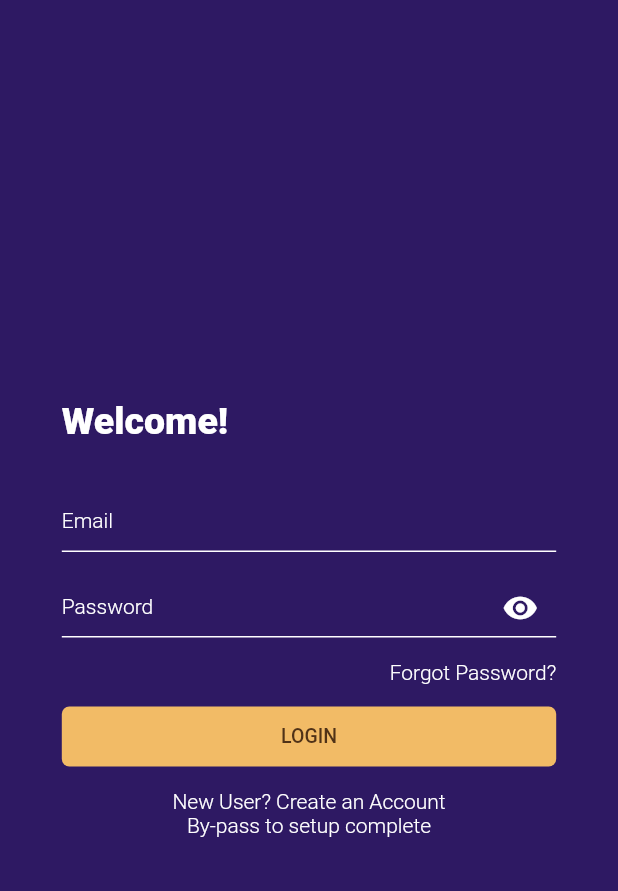
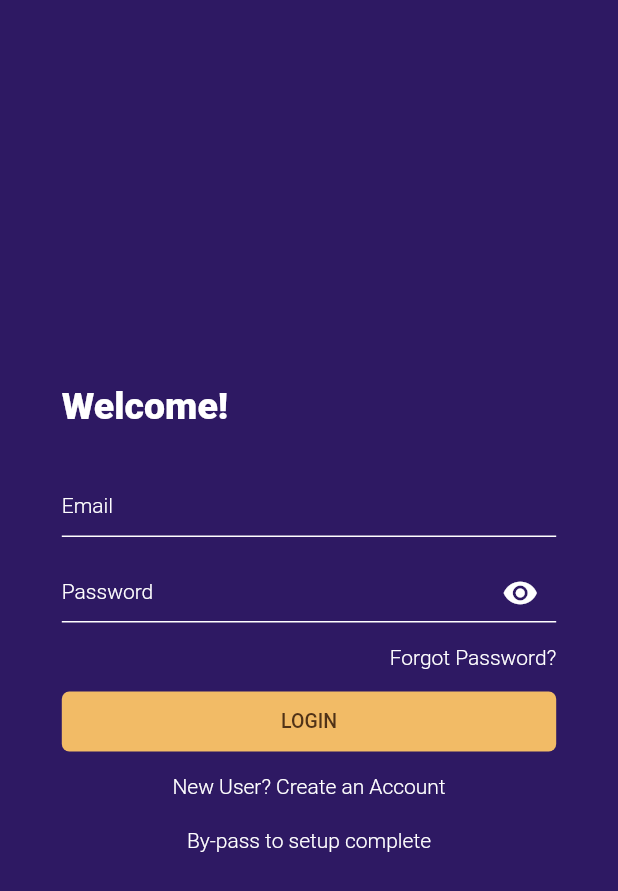
Before and after one commit to medal17/HaggleX, a Flutter app: the screen it shows after launch, on a phone screen of 412 x 824 dp. Shown: the top 891 px of the screen. Run offline on Flutter 3.47's test engine with Material 2 defaults, Android fonts, the phone set to English and light mode, and no system bars; our stand-ins replace graphql_flutter.

```diff
--- a/lib/pages/Login.dart
+++ b/lib/pages/Login.dart
@@ -166,10 +166,12 @@ class _LoginState extends State<Login> {
                     style: text,
                   ),
                 ),
-
+                SizedBox(
+                  height: 20,
+                ),
                 GestureDetector(
-                  onTap: () => Navigator.push(
-                      context, MaterialPageRoute(builder: (_) => SetupComplete())),
+                  onTap: () => Navigator.push(context,
+                      MaterialPageRoute(builder: (_) => SetupComplete())),
                   // alignment: Alignment.topRight,
                   child: Text(
                     'By-pass to setup complete',
```
